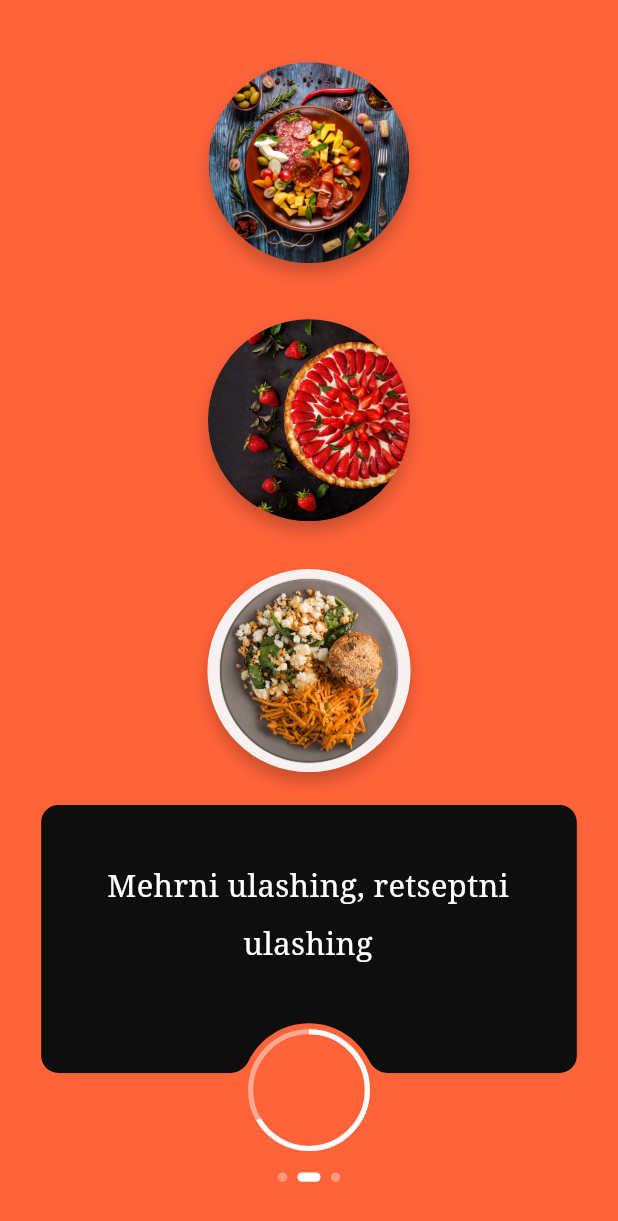
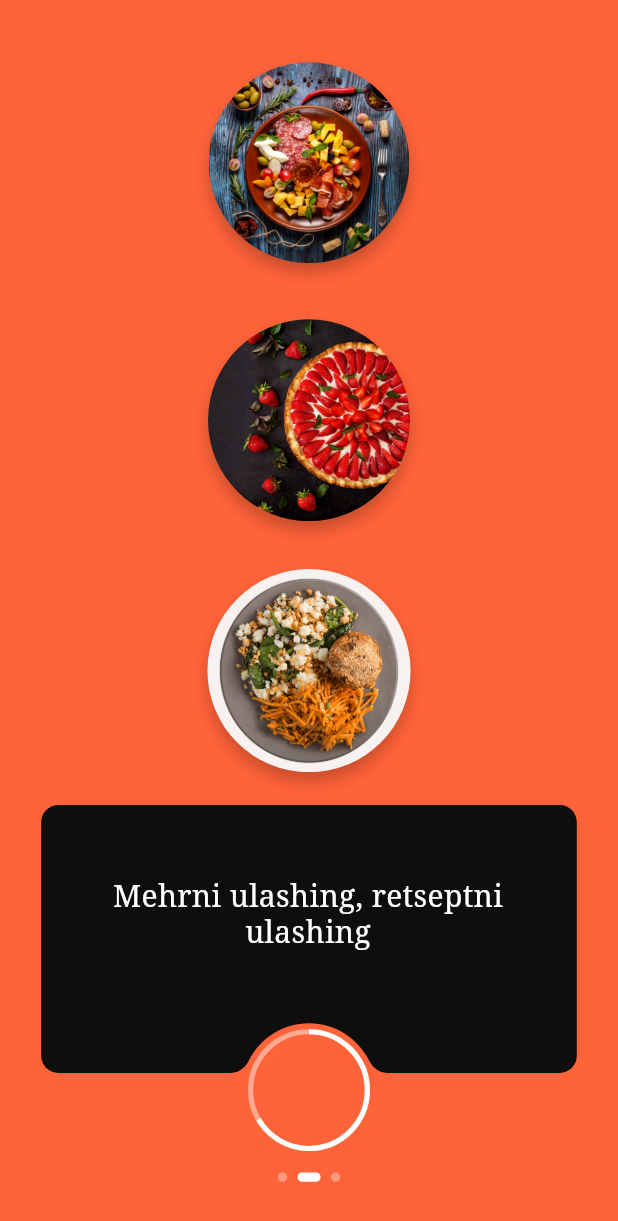
Before and after one commit to Nomonjon0124/foodify_cooking, a Flutter app: the screen it shows after launch, swiped to page 2, on a phone screen of 412 x 824 dp. Shown: the top 1221 px of the screen. Run offline on Flutter 3.47's test engine with Material 3 defaults, Android fonts, the phone set to English and light mode, and no system bars; drawn by our look-alikes of smooth_page_indicator; our stand-ins replace cached_network_image, dio, equatable, flutter_bloc, flutter_screenutil, flutter_svg and 6 more; accounts and stored records are empty; project files that could hold a hidden picture were left out.

Commit message:
Fix onboarding and profile responsive layouts

```diff
--- a/lib/features/auth/presentation/pages/profile_page.dart
+++ b/lib/features/auth/presentation/pages/profile_page.dart
@@ -85,7 +85,7 @@ class _ProfilePageState extends State<ProfilePage> {
 
   Widget _buildHeader(ProfileView profile) {
     return SizedBox(
-      height: 392.h,
+      height: 407.h,
       child: Stack(
         clipBehavior: Clip.none,
         children: [
@@ -182,7 +182,7 @@ class _ProfilePageState extends State<ProfilePage> {
     }
 
     return SliverPadding(
-      padding: EdgeInsets.only(left: 20.w),
+      padding: EdgeInsets.symmetric(horizontal: 20.w),
       sliver: SliverList.separated(
         itemCount: recipes.length,
         separatorBuilder: (_, _) => SizedBox(height: 12.h),
--- a/lib/features/onboarding/presentation/widgets/onboarding_bottom_panel.dart
+++ b/lib/features/onboarding/presentation/widgets/onboarding_bottom_panel.dart
@@ -65,6 +65,9 @@ class OnboardingBottomPanel extends StatelessWidget {
             ? constraints.maxWidth
             : figmaPanelWidth + (horizontalMargin * 2);
         final metrics = _metricsForWidth(availableWidth);
+        final titleFontSize = (20.sp * metrics.scale)
+            .clamp(12.0, 20.0)
+            .toDouble();
 
         return SizedBox(
           height: metrics.widgetHeight,
@@ -84,15 +87,22 @@ class OnboardingBottomPanel extends StatelessWidget {
                 width: 285 * metrics.scale,
                 height: 90 * metrics.scale,
                 child: Center(
+                  child: Padding(
+                    padding: EdgeInsets.symmetric(
+                      horizontal: 8 * metrics.scale,
+                    ),
                     child: Text(
                       title,
                       textAlign: TextAlign.center,
+                      maxLines: 3,
+                      overflow: TextOverflow.ellipsis,
                       style: TextStyle(
                         color: Colors.white,
-                      fontSize: 20.sp,
-                      height: 1.9,
+                        fontSize: titleFontSize,
+                        height: 1.22,
                         fontWeight: FontWeight.w400,
                         fontFamily: 'serif',
+                      ),
                     ),
                   ),
                 ),
--- a/lib/features/onboarding/presentation/widgets/onboarding_cta_button.dart
+++ b/lib/features/onboarding/presentation/widgets/onboarding_cta_button.dart
@@ -89,14 +89,21 @@ class _OnboardingCtaButtonState extends State<OnboardingCtaButton> {
                     );
                   },
                   child: widget.isLastPage
-                      ? Text(
-                          widget.label,
+                      ? Padding(
                           key: const ValueKey<String>('go_label'),
-                          style: TextStyle(
-                            color: Color(0xFF0E0E0E),
-                            fontSize: 14.sp,
-                            fontWeight: FontWeight.w400,
-                            fontFamily: 'Montserrat',
+                          padding: EdgeInsets.symmetric(horizontal: 7.r),
+                          child: FittedBox(
+                            fit: BoxFit.scaleDown,
+                            child: Text(
+                              widget.label,
+                              maxLines: 1,
+                              style: TextStyle(
+                                color: Color(0xFF0E0E0E),
+                                fontSize: 14.sp,
+                                fontWeight: FontWeight.w400,
+                                fontFamily: 'Montserrat',
+                              ),
+                            ),
                           ),
                         )
                       : const SizedBox.shrink(key: ValueKey<String>('empty')),
--- a/lib/l10n/app_en.arb
+++ b/lib/l10n/app_en.arb
@@ -258,6 +258,10 @@
   "@profileMoreDetails": {
     "description": "Profile tab for more detailed recipe cards."
   },
+  "profileEditAction": "Edit Profile",
+  "@profileEditAction": {
+    "description": "Profile action button for editing the current profile."
+  },
   "addNewTitle": "New Recipe",
   "@addNewTitle": {
     "description": "Add new recipe screen title."
--- a/lib/l10n/app_ru.arb
+++ b/lib/l10n/app_ru.arb
@@ -60,6 +60,7 @@
   "profilePost": "{count} постов",
   "profileLessDetails": "Кратко",
   "profileMoreDetails": "Подробнее",
+  "profileEditAction": "Изменить",
   "addNewTitle": "Новый рецепт",
   "addNewNext": "Далее",
   "addNewClearAll": "Очистить все",
--- a/lib/l10n/app_uz.arb
+++ b/lib/l10n/app_uz.arb
@@ -60,6 +60,7 @@
   "profilePost": "{count} post",
   "profileLessDetails": "Qisqa tafsilotlar",
   "profileMoreDetails": "Batafsil",
+  "profileEditAction": "Tahrirlash",
   "addNewTitle": "Yangi retsept",
   "addNewNext": "Keyingi",
   "addNewClearAll": "Hammasini tozalash",
```
Also changed, not shown: lib/features/auth/presentation/widgets/profile_info_section.dart (+15 -3 lines), lib/features/auth/presentation/widgets/profile_recipe_card.dart (+53 -24 lines), lib/features/auth/presentation/widgets/profile_tab_bar.dart (+19 -4 lines), lib/l10n/generated/app_localizations.dart, lib/l10n/generated/app_localizations_en.dart, lib/l10n/generated/app_localizations_ru.dart, lib/l10n/generated/app_localizations_uz.dart, 2 other files. Lines whose indentation alone changed are shown as unchanged.
